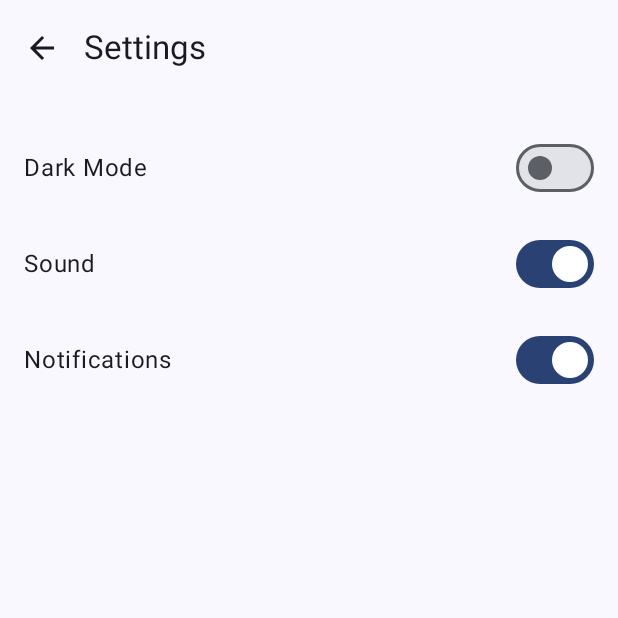
After one commit to ajay020/flip-and-match, an Android app built with Jetpack Compose: the SettingsScreen screen opened through its navigation route, on a phone screen of 412 x 824 dp, the top half of it. The commit adds this screen. Run offline under Robolectric (Android 15) with nearby library versions, the phone set to English and light mode, and no system bars; our stand-ins replace Dagger/Hilt's generated code, Firebase (no records; nobody signed in at launch, a user with empty details on screens opened directly).

Commit message:
add settings screen and implement data store for storing setting preferences

```diff
--- a/app/build.gradle.kts
+++ b/app/build.gradle.kts
@@ -96,6 +96,8 @@ dependencies {
     // coil library for image loading
     implementation("io.coil-kt:coil-compose:2.5.0")
 
+    implementation(libs.androidx.datastore.preferences)
+
     testImplementation(libs.junit)
     androidTestImplementation(libs.androidx.junit)
     androidTestImplementation(libs.androidx.espresso.core)
--- a/app/src/main/java/com/example/flipmatch/ui/main/MainScreen.kt
+++ b/app/src/main/java/com/example/flipmatch/ui/main/MainScreen.kt
@@ -33,7 +33,7 @@ fun MainScreen(
             }
         },
         bottomBar = {
-            AnimatedVisibility(visible = currentRoute !in setOf(Routes.GAME)) {
+            AnimatedVisibility(visible = currentRoute !in setOf(Routes.GAME, Routes.SETTINGS)) {
                 BottomNavBar(navController)
             }
         },
--- a/app/src/main/java/com/example/flipmatch/ui/navigation/AppNavHost.kt
+++ b/app/src/main/java/com/example/flipmatch/ui/navigation/AppNavHost.kt
@@ -9,6 +9,7 @@ import com.example.flipmatch.ui.game.GameScreen
 import com.example.flipmatch.ui.home.HomeScreen
 import com.example.flipmatch.ui.leaderboard.LeaderboardScreen
 import com.example.flipmatch.ui.profile.ProfileScreen
+import com.example.flipmatch.ui.settings.SettingsScreen
 import com.example.flipmatch.utils.Routes
 
 @Composable
@@ -31,6 +32,7 @@ fun AppNavHost(
         }
         composable(Routes.PROFILE) {
             ProfileScreen(
+                navigateToSetting = { navController.navigate(Routes.SETTINGS) },
                 onLogout = {
                     rootNavController.navigate(Routes.LOGIN) {
                         popUpTo(Routes.MAIN) {
@@ -40,5 +42,10 @@ fun AppNavHost(
                 },
             )
         }
+        composable(Routes.SETTINGS) {
+            SettingsScreen(
+                navigateToProfile = { navController.navigate(Routes.PROFILE) },
+            )
+        }
     }
 }
--- /dev/null
+++ b/app/src/main/java/com/example/flipmatch/ui/settings/SettingsScreen.kt
@@ -0,0 +1,129 @@
+package com.example.flipmatch.ui.settings
+
+import androidx.compose.foundation.layout.Column
+import androidx.compose.foundation.layout.Row
+import androidx.compose.foundation.layout.fillMaxSize
+import androidx.compose.foundation.layout.fillMaxWidth
+import androidx.compose.foundation.layout.padding
+import androidx.compose.material.icons.Icons
+import androidx.compose.material.icons.automirrored.filled.ArrowBack
+import androidx.compose.material.icons.automirrored.outlined.ArrowBack
+import androidx.compose.material.icons.filled.ArrowBack
+import androidx.compose.material3.ExperimentalMaterial3Api
+import androidx.compose.material3.Icon
+import androidx.compose.material3.IconButton
+import androidx.compose.material3.MaterialTheme
+import androidx.compose.material3.Scaffold
+import androidx.compose.material3.Switch
+import androidx.compose.material3.Text
+import androidx.compose.material3.TopAppBar
+import androidx.compose.runtime.Composable
+import androidx.compose.runtime.collectAsState
+import androidx.compose.runtime.getValue
+import androidx.compose.ui.Alignment
+import androidx.compose.ui.Modifier
+import androidx.compose.ui.tooling.preview.Preview
+import androidx.compose.ui.unit.dp
+import androidx.hilt.navigation.compose.hiltViewModel
+
+@Composable
+fun SettingsScreen(
+    navigateToProfile: () -> Unit,
+    viewModel: SettingsViewModel = hiltViewModel(),
+) {
+    val darkMode by viewModel.darkMode.collectAsState()
+    val sound by viewModel.sound.collectAsState()
+    val notifications by viewModel.notifications.collectAsState()
+
+    Scaffold(
+        topBar = {
+            SettingsTopAppBar(
+                navigateToProfile = {
+                    navigateToProfile()
+                },
+            )
+        },
+    ) {
+        Column(
+            modifier =
+                Modifier
+                    .padding(it)
+                    .fillMaxSize()
+                    .padding(16.dp),
+        ) {
+            SettingItem(
+                title = "Dark Mode",
+                checked = darkMode,
+                onToggle = {
+                    viewModel.toggleDarkMode(it)
+                },
+            )
+
+            SettingItem(
+                title = "Sound",
+                checked = sound,
+                onToggle = {
+                    viewModel.toggleSound(it)
+                },
+            )
+
+            SettingItem(
+                title = "Notifications",
+                checked = notifications,
+                onToggle = {
+                    viewModel.toggleNotifications(it)
+                },
+            )
+        }
+    }
+}
+
+@Composable
+fun SettingItem(
+    title: String,
+    checked: Boolean,
+    onToggle: (Boolean) -> Unit,
+) {
+    Row(
+        modifier =
+            Modifier
+                .fillMaxWidth()
+                .padding(vertical = 8.dp),
+        verticalAlignment = Alignment.CenterVertically,
+    ) {
+        Text(
+            text = title,
+            modifier = Modifier.weight(1f),
+            style = MaterialTheme.typography.bodyLarge,
+        )
+        Switch(
+            checked = checked,
+            onCheckedChange = onToggle,
+        )
+    }
+}
+
+@OptIn(ExperimentalMaterial3Api::class)
+@Composable
+fun SettingsTopAppBar(
+    modifier: Modifier = Modifier,
+    navigateToProfile: () -> Unit,
+) {
+    TopAppBar(
+        modifier = modifier,
+        title = { Text(text = "Settings") },
+        navigationIcon = {
+            IconButton(onClick = {
+                navigateToProfile()
+            }) {
+                Icon(imageVector = Icons.AutoMirrored.Outlined.ArrowBack, contentDescription = "Back")
+            }
+        },
+    )
+}
+
+@Preview(showBackground = true)
+@Composable
+private fun SettingsScreenPreview() {
+//    SettingsScreen()
+}
--- /dev/null
+++ b/app/src/main/java/com/example/flipmatch/ui/settings/SettingsViewModel.kt
@@ -0,0 +1,39 @@
+package com.example.flipmatch.ui.settings
+
+import androidx.lifecycle.ViewModel
+import androidx.lifecycle.viewModelScope
+import com.example.flipmatch.data.DataStoreManager
+import dagger.hilt.android.lifecycle.HiltViewModel
+import kotlinx.coroutines.flow.SharingStarted
+import kotlinx.coroutines.flow.stateIn
+import kotlinx.coroutines.launch
+import javax.inject.Inject
+
+@HiltViewModel
+class SettingsViewModel
+    @Inject
+    constructor(
+        private val dataStoreManager: DataStoreManager,
+    ) : ViewModel() {
+        val darkMode = dataStoreManager.darkMode.stateIn(viewModelScope, SharingStarted.Lazily, false)
+        val sound = dataStoreManager.sound.stateIn(viewModelScope, SharingStarted.Lazily, true)
+        val notifications = dataStoreManager.notifications.stateIn(viewModelScope, SharingStarted.Lazily, true)
+
+        fun toggleDarkMode(enabled: Boolean) {
+            viewModelScope.launch {
+                dataStoreManager.setDarkMode(enabled)
+            }
+        }
+
+        fun toggleSound(enabled: Boolean) {
+            viewModelScope.launch {
+                dataStoreManager.setSound(enabled)
+            }
+        }
+
+        fun toggleNotifications(enabled: Boolean) {
+            viewModelScope.launch {
+                dataStoreManager.setNotifications(enabled)
+            }
+        }
+    }
--- a/app/src/main/java/com/example/flipmatch/utils/Routes.kt
+++ b/app/src/main/java/com/example/flipmatch/utils/Routes.kt
@@ -8,4 +8,5 @@ object Routes {
     const val PROFILE = "profile"
     const val LOGIN = "login"
     const val MAIN = "main"
+    const val SETTINGS = "settings"
 }
--- a/gradle/libs.versions.toml
+++ b/gradle/libs.versions.toml
@@ -1,5 +1,6 @@
 [versions]
 agp = "8.8.1"
+datastorePreferences = "1.1.3"
 kotlin = "2.1.0"
 coreKtx = "1.15.0"
 junit = "4.13.2"
@@ -13,6 +14,7 @@ navigationCompose = "2.8.7"
 
 [libraries]
 androidx-core-ktx = { group = "androidx.core", name = "core-ktx", version.ref = "coreKtx" }
+androidx-datastore-preferences = { module = "androidx.datastore:datastore-preferences", version.ref = "datastorePreferences" }
 androidx-lifecycle-viewmodel-compose = { module = "androidx.lifecycle:lifecycle-viewmodel-compose", version.ref = "lifecycleRuntimeKtx" }
 firebase-auth-ktx = { module = "com.google.firebase:firebase-auth-ktx" }
 junit = { group = "junit", name = "junit", version.ref = "junit" }
```
Also changed, not shown: app/src/main/java/com/example/flipmatch/data/DataStoreManager.kt (added, +40 -0 lines), app/src/main/java/com/example/flipmatch/di/AppModule.kt (+8 -1 lines), app/src/main/java/com/example/flipmatch/ui/leaderboard/LeaderBoardScreen.kt (+11 -0 lines), app/src/main/java/com/example/flipmatch/ui/profile/ProfileScreen.kt (+37 -26 lines).
